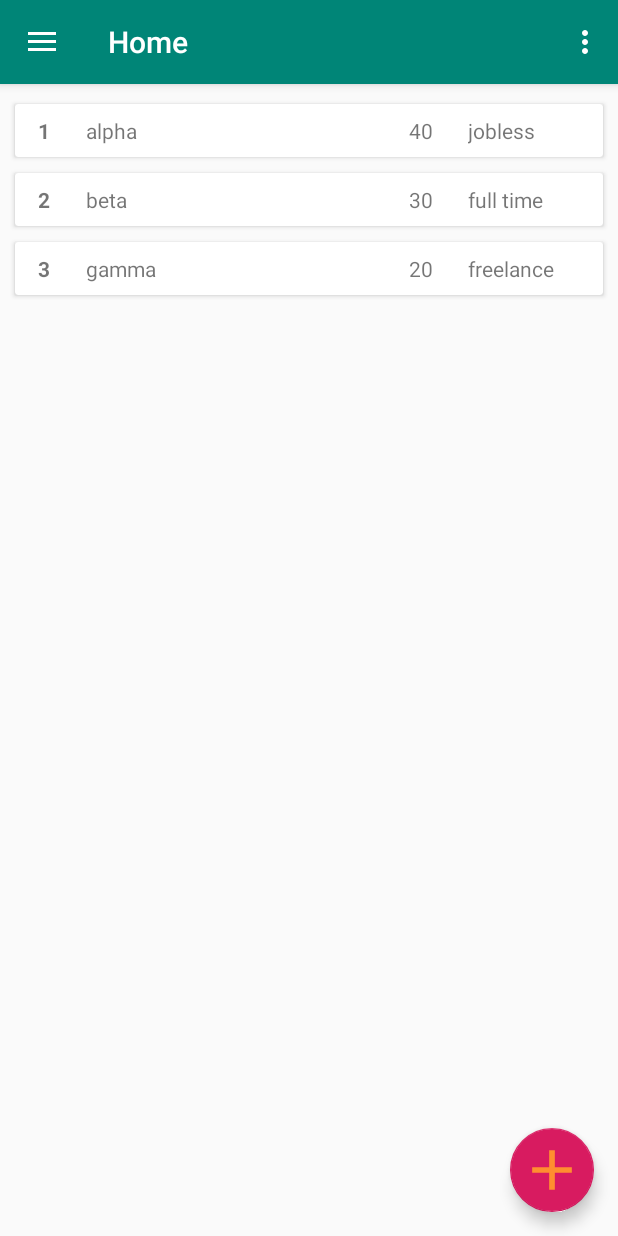
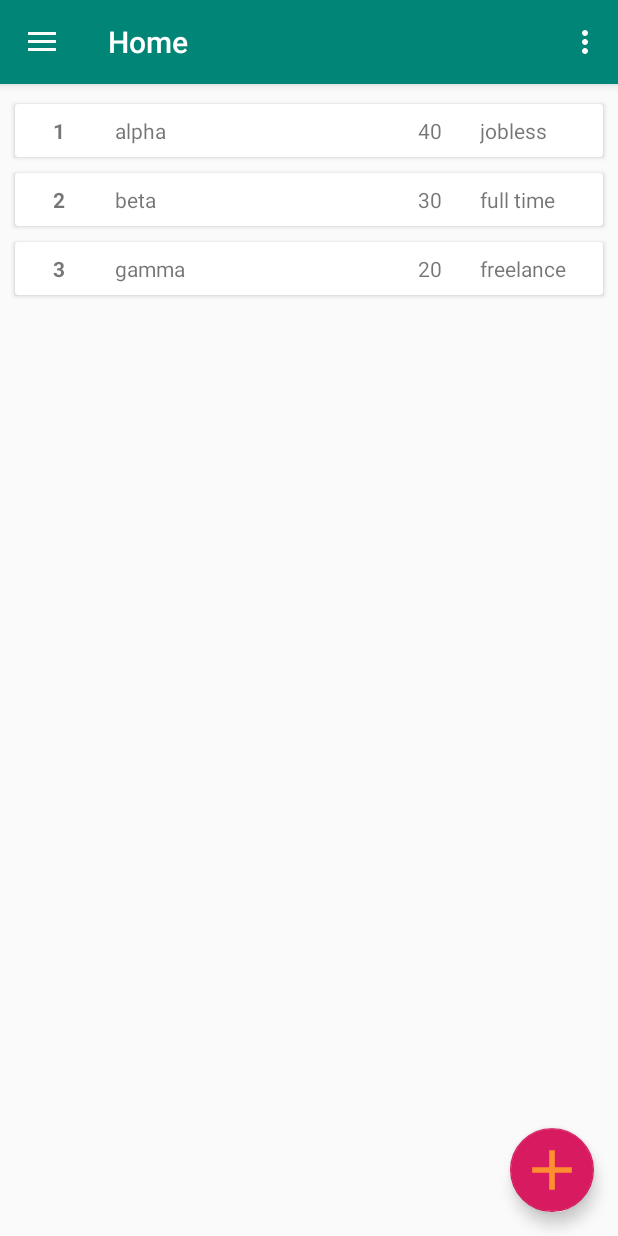
Before and after one commit to animevn/SqliteDatabaseRoomDemo, an Android app: the screen it shows after launch (MainActivity), on a phone screen of 412 x 824 dp. Run offline under Robolectric (Android 15) with nearby library versions, the phone set to English and light mode, and no system bars; our stand-ins replace Room's generated code, navigation-ui.

```diff
--- a/app/src/main/AndroidManifest.xml
+++ b/app/src/main/AndroidManifest.xml
@@ -14,7 +14,7 @@
         android:supportsRtl="true"
         android:theme="@style/AppTheme">
         <activity
-            android:name=".MainActivity"
+            android:name=".view.MainActivity"
             android:label="@string/app_name"
             android:theme="@style/AppTheme.NoActionBar">
             <intent-filter>
--- a/app/src/main/java/com/haanhgs/sqlitedatabaseroomdemo/Adapter.java
+++ b/app/src/main/java/com/haanhgs/sqlitedatabaseroomdemo/view/Adapter.java
@@ -1,4 +1,4 @@
-package com.haanhgs.sqlitedatabaseroomdemo;
+package com.haanhgs.sqlitedatabaseroomdemo.view;
 
 import android.content.Context;
 import android.os.Bundle;
@@ -6,6 +6,7 @@ import android.view.LayoutInflater;
 import android.view.View;
 import android.view.ViewGroup;
 import android.widget.TextView;
+import com.haanhgs.sqlitedatabaseroomdemo.R;
 import com.haanhgs.sqlitedatabaseroomdemo.model.tables.PersonWithJob;
 import java.util.List;
 import androidx.annotation.NonNull;
--- a/app/src/main/java/com/haanhgs/sqlitedatabaseroomdemo/ui/home/HomeFragment.java
+++ b/app/src/main/java/com/haanhgs/sqlitedatabaseroomdemo/view/FragmentHome.java
@@ -1,4 +1,4 @@
-package com.haanhgs.sqlitedatabaseroomdemo.ui.home;
+package com.haanhgs.sqlitedatabaseroomdemo.view;
 
 import android.content.Context;
 import android.os.Bundle;
@@ -13,14 +13,12 @@ import androidx.recyclerview.widget.DefaultItemAnimator;
 import androidx.recyclerview.widget.ItemTouchHelper;
 import androidx.recyclerview.widget.LinearLayoutManager;
 import androidx.recyclerview.widget.RecyclerView;
-import com.haanhgs.sqlitedatabaseroomdemo.Adapter;
 import com.haanhgs.sqlitedatabaseroomdemo.R;
-import com.haanhgs.sqlitedatabaseroomdemo.model.Model;
+import com.haanhgs.sqlitedatabaseroomdemo.viewmodel.Model;
 import com.haanhgs.sqlitedatabaseroomdemo.model.tables.PersonWithJob;
-
 import java.util.List;
 
-public class HomeFragment extends Fragment {
+public class FragmentHome extends Fragment {
 
     private Context context;
     private Adapter adapter;
@@ -43,8 +41,6 @@ public class HomeFragment extends Fragment {
 
     private void initModel(){
         model = ViewModelProviders.of(this).get(Model.class);
-//        adapter.setModel(model);
-//        adapter.setOwner(this);
         model.getAllPerson().observe(this, new Observer<List<PersonWithJob>>() {
             @Override
             public void onChanged(List<PersonWithJob> people) {
@@ -65,7 +61,8 @@ public class HomeFragment extends Fragment {
 
             @Override
             public void onSwiped(@NonNull RecyclerView.ViewHolder viewHolder, int direction) {
-                model.deletePerson(adapter.getPersonAtPosition(viewHolder.getAdapterPosition()).getPersonId());
+                int position = viewHolder.getAdapterPosition();
+                model.deletePerson(adapter.getPersonAtPosition(position).getPersonId());
                 adapter.notifyItemRemoved(viewHolder.getAdapterPosition());
             }
         });
--- a/app/src/main/java/com/haanhgs/sqlitedatabaseroomdemo/MainActivity.java
+++ b/app/src/main/java/com/haanhgs/sqlitedatabaseroomdemo/view/MainActivity.java
@@ -1,14 +1,14 @@
-package com.haanhgs.sqlitedatabaseroomdemo;
+package com.haanhgs.sqlitedatabaseroomdemo.view;
 
 import android.os.Bundle;
 import com.google.android.material.floatingactionbutton.FloatingActionButton;
-import com.google.android.material.snackbar.Snackbar;
 import android.view.View;
 import androidx.navigation.NavController;
 import androidx.navigation.Navigation;
 import androidx.navigation.ui.AppBarConfiguration;
 import androidx.navigation.ui.NavigationUI;
 import com.google.android.material.navigation.NavigationView;
+import com.haanhgs.sqlitedatabaseroomdemo.R;
 import androidx.drawerlayout.widget.DrawerLayout;
 import androidx.appcompat.app.AppCompatActivity;
 import androidx.appcompat.widget.Toolbar;
@@ -17,31 +17,48 @@ import android.view.Menu;
 public class MainActivity extends AppCompatActivity {
 
     private AppBarConfiguration mAppBarConfiguration;
+    private NavController navController;
+
+    private void setupDrawer(){
+        DrawerLayout drawer = findViewById(R.id.dlMain);
+        NavigationView navigationView = findViewById(R.id.nvMain);
+        mAppBarConfiguration = new AppBarConfiguration
+                .Builder(R.id.nav_home, R.id.mniInsert, R.id.mniSearch)
+                .setDrawerLayout(drawer)
+                .build();
+        navController = Navigation.findNavController(this, R.id.frMain);
+        NavigationUI.setupActionBarWithNavController(this, navController, mAppBarConfiguration);
+        NavigationUI.setupWithNavController(navigationView, navController);
+    }
+
+    private void setupToolbar(){
+        Toolbar toolbar = findViewById(R.id.tbrMain);
+        setSupportActionBar(toolbar);
+    }
+
+    private void openFragmentDetail(){
+        Bundle bundle = new Bundle();
+        bundle.putBoolean("isNew", true);
+        navController.navigate(R.id.action_nav_home_to_mniInsert, bundle);
+    }
+
+    private void setupFAB(){
+        FloatingActionButton fab = findViewById(R.id.fbnMain);
+        fab.setOnClickListener(new View.OnClickListener() {
+            @Override
+            public void onClick(View view) {
+                openFragmentDetail();
+            }
+        });
+    }
 
     @Override
     protected void onCreate(Bundle savedInstanceState) {
         super.onCreate(savedInstanceState);
         setContentView(R.layout.activity_main);
-        Toolbar toolbar = findViewById(R.id.tbrMain);
-        setSupportActionBar(toolbar);
-        FloatingActionButton fab = findViewById(R.id.fbnMain);
-        fab.setOnClickListener(new View.OnClickListener() {
-            @Override
-            public void onClick(View view) {
-                Snackbar.make(view, "Replace with your own action", Snackbar.LENGTH_LONG)
-                        .setAction("Action", null).show();
-            }
-        });
-        DrawerLayout drawer = findViewById(R.id.dlMain);
-        NavigationView navigationView = findViewById(R.id.nvMain);
-        mAppBarConfiguration = new AppBarConfiguration.Builder(
-                R.id.nav_home, R.id.mniInsert, R.id.mniSearch,
-                R.id.mniSearch, R.id.mniDelete)
-                .setDrawerLayout(drawer)
-                .build();
-        NavController navController = Navigation.findNavController(this, R.id.frMain);
-        NavigationUI.setupActionBarWithNavController(this, navController, mAppBarConfiguration);
-        NavigationUI.setupWithNavController(navigationView, navController);
+        setupToolbar();
+        setupDrawer();
+        setupFAB();
     }
 
     @Override
--- a/app/src/main/res/layout/app_bar_main.xml
+++ b/app/src/main/res/layout/app_bar_main.xml
@@ -4,7 +4,7 @@
     xmlns:tools="http://schemas.android.com/tools"
     android:layout_width="match_parent"
     android:layout_height="match_parent"
-    tools:context=".MainActivity">
+    tools:context=".view.MainActivity">
 
     <com.google.android.material.appbar.AppBarLayout
         android:layout_width="match_parent"
--- a/app/src/main/res/layout/recycler_item.xml
+++ b/app/src/main/res/layout/recycler_item.xml
@@ -25,13 +25,13 @@
             app:layout_constraintBottom_toBottomOf="parent"
             app:layout_constraintStart_toStartOf="parent"
             app:layout_constraintTop_toTopOf="parent"
-            app:layout_constraintWidth_percent="0.1" />
+            app:layout_constraintWidth_percent="0.15" />
 
         <TextView
             android:id="@+id/tvAge"
             android:layout_width="0dp"
             android:layout_height="wrap_content"
-            android:layout_marginStart="8dp"
+            android:layout_marginStart="4dp"
             android:layout_marginTop="8dp"
             android:layout_marginBottom="8dp"
             android:text="@string/holder"
@@ -39,7 +39,7 @@
             app:layout_constraintBottom_toBottomOf="parent"
             app:layout_constraintStart_toEndOf="@+id/tvName"
             app:layout_constraintTop_toTopOf="parent"
-            app:layout_constraintWidth_percent="0.1" />
+            app:layout_constraintWidth_percent="0.15" />
 
         <TextView
             android:id="@+id/tvJob"
@@ -69,6 +69,6 @@
             app:layout_constraintBottom_toBottomOf="parent"
             app:layout_constraintStart_toEndOf="@+id/tvID"
             app:layout_constraintTop_toTopOf="parent"
-            app:layout_constraintWidth_percent="0.5" />
+            app:layout_constraintWidth_percent="0.45" />
     </androidx.constraintlayout.widget.ConstraintLayout>
 </androidx.cardview.widget.CardView>
--- a/app/src/main/res/navigation/mobile_navigation.xml
+++ b/app/src/main/res/navigation/mobile_navigation.xml
@@ -7,7 +7,7 @@
 
     <fragment
         android:id="@+id/nav_home"
-        android:name="com.haanhgs.sqlitedatabaseroomdemo.ui.home.HomeFragment"
+        android:name="com.haanhgs.sqlitedatabaseroomdemo.view.FragmentHome"
         android:label="@string/menu_home"
         tools:layout="@layout/fragment_home" >
 
@@ -22,26 +22,16 @@
 
     <fragment
         android:id="@+id/mniInsert"
-        android:name="com.haanhgs.sqlitedatabaseroomdemo.ui.insert.InsertFragment"
+        android:name="com.haanhgs.sqlitedatabaseroomdemo.view.FragmentDetail"
         android:label="@string/insert"
-        tools:layout="@layout/fragment_insert" />
+        tools:layout="@layout/fragment_detail" />
 
-    <fragment
-        android:id="@+id/mniUpdate"
-        android:name="com.haanhgs.sqlitedatabaseroomdemo.ui.update.UpdateFragment"
-        android:label="@string/update"
-        tools:layout="@layout/fragment_update" />
 
     <fragment
         android:id="@+id/mniSearch"
-        android:name="com.haanhgs.sqlitedatabaseroomdemo.ui.search.SearchFragment"
+        android:name="com.haanhgs.sqlitedatabaseroomdemo.view.FragmentSearch"
         android:label="@string/search"
         tools:layout="@layout/fragment_search" />
 
-    <fragment
-        android:id="@+id/mniDelete"
-        android:name="com.haanhgs.sqlitedatabaseroomdemo.ui.delete.DeleteFragment"
-        android:label="@string/delete"
-        tools:layout="@layout/fragment_delete" />
 
 </navigation>
--- a/app/src/main/res/values/strings.xml
+++ b/app/src/main/res/values/strings.xml
@@ -8,7 +8,6 @@
     <string name="menu_home">Home</string>
     <string name="insert">Insert</string>
     <string name="update">Update</string>
-    <string name="delete">Delete</string>
     <string name="search">Search</string>
     <string name="holder">Holder</string>
     <string name="sn">12345</string>
```
Also changed, not shown: app/build.gradle (+17 -4 lines), app/src/main/java/com/haanhgs/sqlitedatabaseroomdemo/view/FragmentDetail.java (renamed from app/src/main/java/com/haanhgs/sqlitedatabaseroomdemo/ui/insert/InsertFragment.java, +4 -6 lines), app/src/main/java/com/haanhgs/sqlitedatabaseroomdemo/view/FragmentSearch.java (renamed from app/src/main/java/com/haanhgs/sqlitedatabaseroomdemo/ui/search/SearchFragment.java, +5 -9 lines), app/src/main/java/com/haanhgs/sqlitedatabaseroomdemo/viewmodel/Model.java (renamed from app/src/main/java/com/haanhgs/sqlitedatabaseroomdemo/model/Model.java, +2 -6 lines), app/src/main/res/layout/fragment_detail.xml (renamed from app/src/main/res/layout/fragment_insert.xml).
